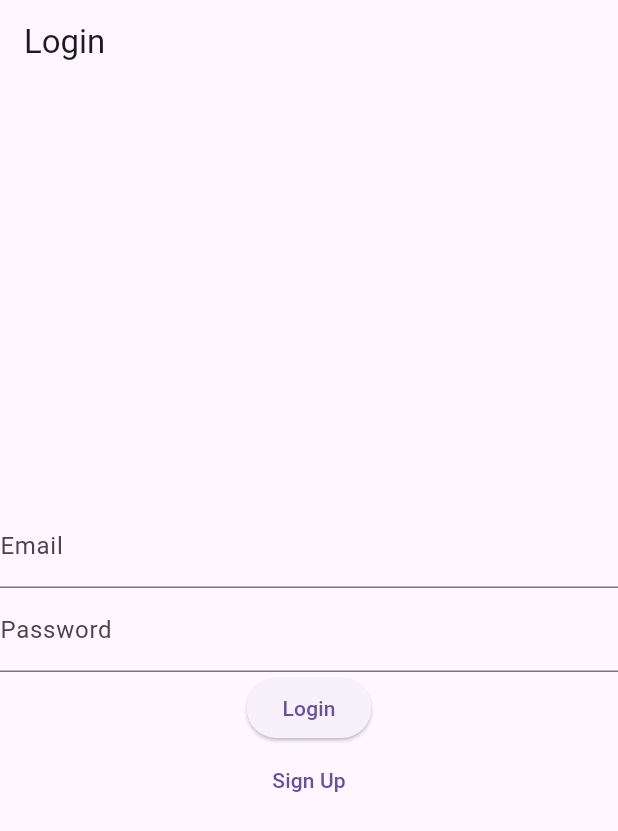
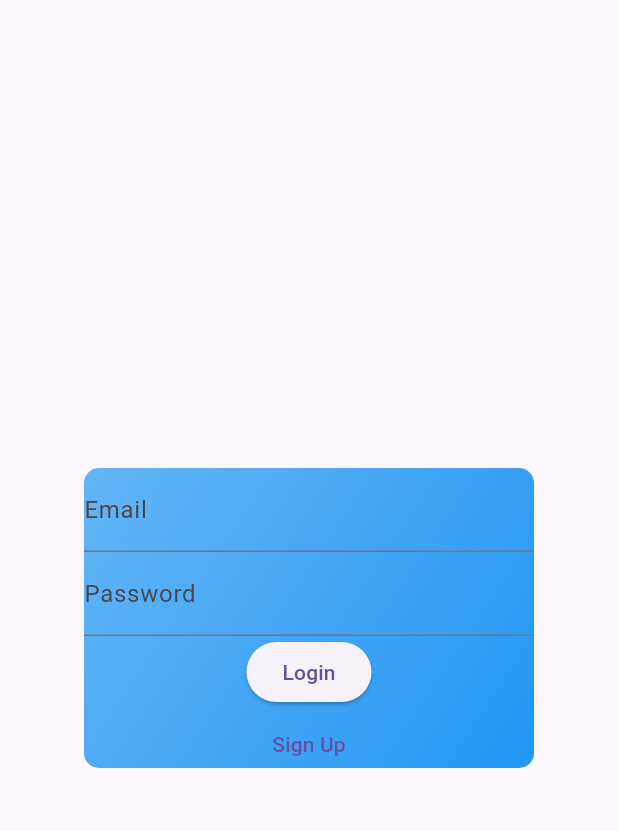
Before and after one commit to Qharny/OriginOracle, a Flutter app: the screen it shows after launch, on a phone screen of 412 x 824 dp. Shown: the top 831 px of the screen. Run offline on Flutter 3.47's test engine with Material 3 defaults, Android fonts, the phone set to English and light mode, and no system bars.

Commit message:
Please enter the commit message for your changes. Lines starting with '#' will be ignored, and an empty message aborts the commit.
On branch main
Your branch is up to date with 'origin/main'.

Changes to be committed:
	modified:   lib/main.dart
	modified:   lib/screen/login.dart
	modified:   lib/screen/splash.dart
	modified:   pubspec.lock
	modified:   pubspec.yaml

```diff
--- a/lib/main.dart
+++ b/lib/main.dart
@@ -16,7 +16,7 @@ class MyApp extends StatelessWidget {
   Widget build(BuildContext context) {
     return MaterialApp(
       debugShowCheckedModeBanner: false,
-      title: 'Nationality Predictor',
+      title: 'Origin Oracle',
       theme: ThemeData(
         primarySwatch: Colors.blue,
       ),
@@ -27,7 +27,6 @@ class MyApp extends StatelessWidget {
         '/signup': (context) => const SignupScreen(),
         '/home': (context) => const HomeScreen(),
       },
-      // home: const LoginScreen(),
     );
   }
 }
--- a/lib/screen/login.dart
+++ b/lib/screen/login.dart
@@ -6,13 +6,26 @@ class LoginScreen extends StatelessWidget {
   @override
   Widget build(BuildContext context) {
     return Scaffold(
-      appBar: AppBar(title: const Text('Login')),
       body: Center(
+        child: Padding(
+          padding: const EdgeInsets.all(8.0),
+          child: Container(
+            height: 200,
+            width: 300,
+            decoration: BoxDecoration(
+                borderRadius: BorderRadius.circular(10),
+                gradient: LinearGradient(
+                    colors: [Colors.blue.shade300, Colors.blue.shade500],
+                    begin: Alignment.topLeft,
+                    end: Alignment.bottomRight)),
             child: Column(
               mainAxisAlignment: MainAxisAlignment.center,
               children: [
-            const TextField(decoration: InputDecoration(labelText: 'Email')),
-            const TextField(decoration: InputDecoration(labelText: 'Password'), obscureText: true),
+                const TextField(
+                    decoration: InputDecoration(labelText: 'Email')),
+                const TextField(
+                    decoration: InputDecoration(labelText: 'Password'),
+                    obscureText: true),
                 ElevatedButton(
                   child: const Text('Login'),
                   onPressed: () {
@@ -29,6 +42,8 @@ class LoginScreen extends StatelessWidget {
               ],
             ),
           ),
+        ),
+      ),
     );
   }
 }
--- a/lib/screen/splash.dart
+++ b/lib/screen/splash.dart
@@ -24,7 +24,7 @@ class _SplashScreenState extends State<SplashScreen> {
   Widget build(BuildContext context) {
     return const Scaffold(
       body: Center(
-        child: Text('Nationality Predictor', style: TextStyle(fontSize: 24)),
+        child: Text('Origin Oracle', style: TextStyle(fontSize: 24)),
       ),
     );
   }
```
Also changed, not shown: pubspec.yaml (+5 -19 lines), pubspec.lock. Lines whose indentation alone changed are shown as unchanged.
